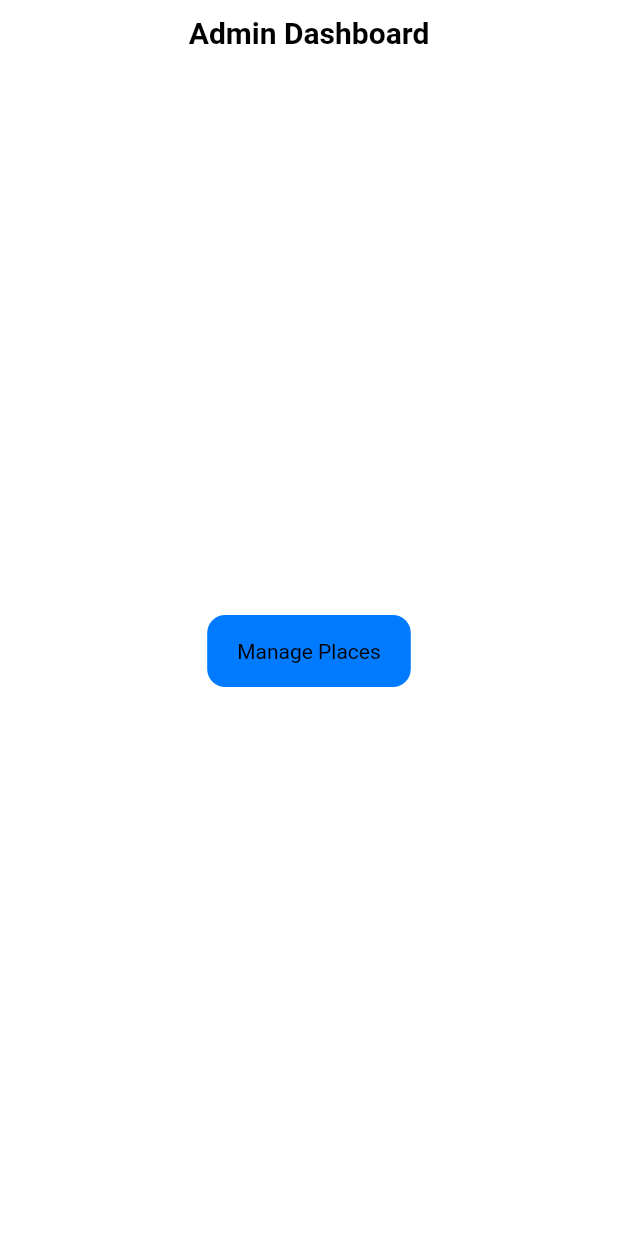
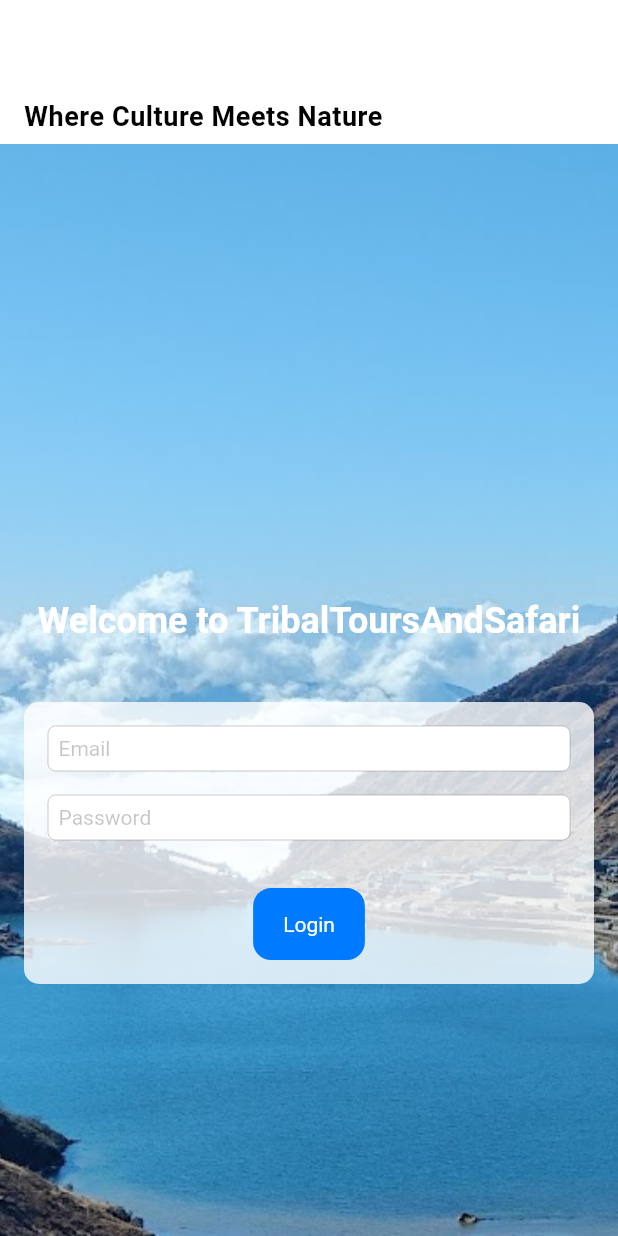
Before and after one commit to sdmydbr9/tribaltours, a Flutter app: the screen it shows after launch, on a phone screen of 412 x 824 dp. Run offline on Flutter 3.47's test engine with Material 3 defaults, Android fonts, the phone set to English and light mode, and no system bars; our stand-ins replace cloud_firestore, firebase_auth, firebase_core, flutter_typeahead; accounts and stored records are empty.

```diff
--- /dev/null
+++ b/lib/login.dart
@@ -0,0 +1,176 @@
+import 'package:flutter/cupertino.dart';
+import 'package:flutter/material.dart';
+import 'package:firebase_auth/firebase_auth.dart';
+import 'package:tribaltours/home.dart';
+
+class LoginScreen extends StatefulWidget {
+  @override
+  _LoginScreenState createState() => _LoginScreenState();
+}
+
+class _LoginScreenState extends State<LoginScreen> {
+  final TextEditingController _emailController = TextEditingController();
+  final TextEditingController _passwordController = TextEditingController();
+  final FirebaseAuth _auth = FirebaseAuth.instance;
+
+  bool _isLoading = false;
+
+  Future<void> _login() async {
+    setState(() {
+      _isLoading = true;
+    });
+
+    try {
+      await _auth.signInWithEmailAndPassword(
+        email: _emailController.text.trim(),
+        password: _passwordController.text.trim(),
+      );
+      print("Login successful");
+      Navigator.of(context).pushReplacement(
+        CupertinoPageRoute(builder: (context) => HomePage()),
+      );
+    } on FirebaseAuthException catch (e) {
+      print("FirebaseAuthException: ${e.code} - ${e.message}");
+      _handleFirebaseAuthError(e);
+    } catch (e) {
+      print("General Exception: $e");
+      _showErrorDialog("An unknown error occurred. Please try again.");
+    } finally {
+      setState(() {
+        _isLoading = false;
+      });
+    }
+  }
+
+  void _handleFirebaseAuthError(FirebaseAuthException e) {
+    String errorMessage;
+
+    switch (e.code) {
+      case 'invalid-email':
+        errorMessage = "The email address is not valid.";
+        break;
+      case 'user-disabled':
+        errorMessage = "This user account has been disabled.";
+        break;
+      case 'user-not-found':
+        errorMessage = "No user found with this email.";
+        break;
+      case 'wrong-password':
+        errorMessage = "Incorrect password. Please try again.";
+        break;
+      default:
+        errorMessage =
+            "Login failed. Please check your credentials and try again.";
+        break;
+    }
+
+    _showErrorDialog(errorMessage);
+  }
+
+  void _showErrorDialog(String message) {
+    showCupertinoDialog(
+      context: context,
+      builder: (context) {
+        return CupertinoAlertDialog(
+          title: Text('Login Failed'),
+          content: Text(message),
+          actions: <Widget>[
+            CupertinoDialogAction(
+              child: Text('OK'),
+              onPressed: () {
+                Navigator.of(context).pop();
+              },
+            ),
+          ],
+        );
+      },
+    );
+  }
+
+  @override
+  Widget build(BuildContext context) {
+    return CupertinoPageScaffold(
+      child: CustomScrollView(
+        slivers: <Widget>[
+          CupertinoSliverNavigationBar(
+            backgroundColor: Colors.transparent,
+            largeTitle: Text(
+              'Where Culture Meets Nature',
+              style: TextStyle(
+                fontSize: 18, // Smaller text size
+              ),
+            ),
+          ),
+          SliverFillRemaining(
+            child: Stack(
+              children: [
+                Positioned.fill(
+                  child: Image.asset(
+                    'assets/images/login_background.jpg',
+                    fit: BoxFit.cover,
+                  ),
+                ),
+                SafeArea(
+                  child: SingleChildScrollView(
+                    child: Container(
+                      height: MediaQuery.of(context).size.height,
+                      padding: const EdgeInsets.all(16.0),
+                      child: Column(
+                        mainAxisAlignment: MainAxisAlignment.center,
+                        children: <Widget>[
+                          SizedBox(height: 40),
+                          Text(
+                            'Welcome to TribalToursAndSafari',
+                            style: TextStyle(
+                              fontSize: 24,
+                              fontWeight: FontWeight.bold,
+                              color: Colors.white,
+                            ),
+                            textAlign: TextAlign.center,
+                          ),
+                          SizedBox(height: 40),
+                          Container(
+                            padding: const EdgeInsets.all(16.0),
+                            decoration: BoxDecoration(
+                              color: Colors.white.withOpacity(0.8),
+                              borderRadius: BorderRadius.circular(10.0),
+                            ),
+                            child: Column(
+                              children: <Widget>[
+                                CupertinoTextField(
+                                  controller: _emailController,
+                                  placeholder: 'Email',
+                                  keyboardType: TextInputType.emailAddress,
+                                  textInputAction: TextInputAction.next,
+                                ),
+                                SizedBox(height: 16),
+                                CupertinoTextField(
+                                  controller: _passwordController,
+                                  placeholder: 'Password',
+                                  obscureText: true,
+                                  textInputAction: TextInputAction.done,
+                                  onSubmitted: (_) => _login(),
+                                ),
+                                SizedBox(height: 32),
+                                _isLoading
+                                    ? CupertinoActivityIndicator()
+                                    : CupertinoButton.filled(
+                                        child: Text('Login'),
+                                        onPressed: _login,
+                                      ),
+                              ],
+                            ),
+                          ),
+                        ],
+                      ),
+                    ),
+                  ),
+                ),
+              ],
+            ),
+          ),
+        ],
+      ),
+    );
+  }
+}
--- a/lib/main.dart
+++ b/lib/main.dart
@@ -1,7 +1,9 @@
 import 'package:flutter/cupertino.dart';
 import 'package:flutter/material.dart';
 import 'package:firebase_core/firebase_core.dart';
+import 'login.dart'; // Import your login screen
 import 'places.dart';
+import 'home.dart';
 
 void main() async {
   WidgetsFlutterBinding.ensureInitialized();
@@ -24,7 +26,7 @@ class MyApp extends StatelessWidget {
     return CupertinoApp(
       title: 'Travel Booking Admin',
       theme: _getCupertinoTheme(context),
-      home: HomePage(),
+      home: LoginScreen(), // Set LoginScreen as the home page
     );
   }
 
@@ -54,34 +56,3 @@ class MyApp extends StatelessWidget {
     );
   }
 }
-
-class HomePage extends StatelessWidget {
-  @override
-  Widget build(BuildContext context) {
-    return CupertinoPageScaffold(
-      navigationBar: CupertinoNavigationBar(
-        middle: Text(
-          'Admin Dashboard',
-          style: CupertinoTheme.of(context).textTheme.navTitleTextStyle,
-        ),
-      ),
-      child: SafeArea(
-        child: Center(
-          child: CupertinoButton(
-            child: Text(
-              'Manage Places',
-              style: CupertinoTheme.of(context).textTheme.textStyle,
-            ),
-            color: CupertinoColors.activeBlue,
-            onPressed: () {
-              Navigator.push(
-                context,
-                CupertinoPageRoute(builder: (context) => PlacesPage()),
-              );
-            },
-          ),
-        ),
-      ),
-    );
-  }
-}
--- a/pubspec.yaml
+++ b/pubspec.yaml
@@ -42,6 +42,8 @@ dependencies:
   image_picker: ^1.0.4
   image_picker_web: ^3.0.0+1
   image_picker_for_web: ^3.0.5
+  google_fonts: ^6.2.1
+  firebase_auth: ^5.1.4
 
 dev_dependencies:
   flutter_test:
@@ -66,8 +68,8 @@ flutter:
   uses-material-design: true
 
   # To add assets to your application, add an assets section, like this:
-  # assets:
-  #   - images/a_dot_burr.jpeg
+  assets:
+     - assets/images/login_background.jpg
   #   - images/a_dot_ham.jpeg
 
   # An image asset can refer to one or more resolution-specific "variants", see
```
Also changed, not shown: lib/edit.dart (+73 -34 lines), lib/home.dart (added, +67 -0 lines), lib/itinerary.dart (added, +210 -0 lines), assets/images/login_background.jpg (added), pubspec.lock, 5 other files.
